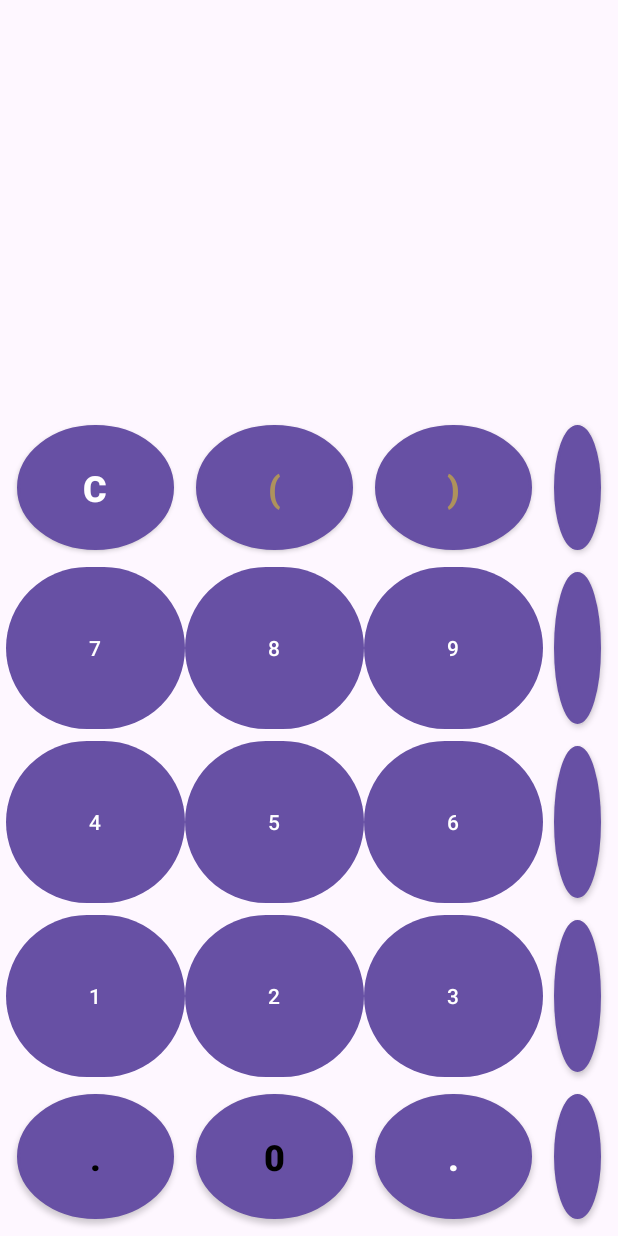
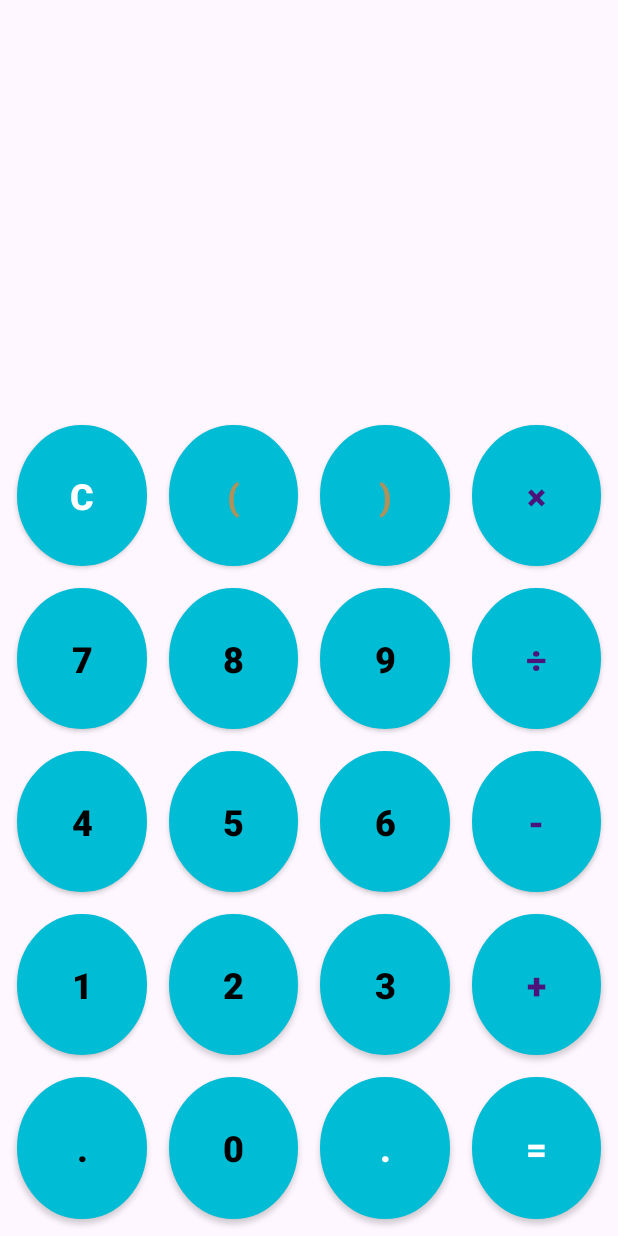
Before and after one commit to afvv2602/Segundo-Curso, an Android app: the screen it shows after launch (MainActivity), on a phone screen of 412 x 824 dp. Run offline under Robolectric (Android 15) with nearby library versions, the phone set to English and light mode, and no system bars.

Commit message:
Solucionados los fallos de compilacion

```diff
--- a/Android-Programing1/Calculadora/app/src/main/AndroidManifest.xml
+++ b/Android-Programing1/Calculadora/app/src/main/AndroidManifest.xml
@@ -10,7 +10,7 @@
         android:label="@string/app_name"
         android:roundIcon="@mipmap/ic_launcher_round"
         android:supportsRtl="true"
-        android:theme="@style/Base.Theme.Calculadora"
+        android:theme="@style/Light"
         tools:targetApi="31">
         <activity
             android:name=".MainActivity"
--- a/Android-Programing1/Calculadora/app/src/main/res/layout/activity_main.xml
+++ b/Android-Programing1/Calculadora/app/src/main/res/layout/activity_main.xml
@@ -59,7 +59,7 @@
 
         <Button
             android:id="@+id/btn7"
-            android:style="@style/Button_numbers"
+            style="@style/Button_numbers"
             app:layout_columnWeight="1"
             app:layout_rowWeight="1"
             android:text="7"
@@ -67,7 +67,7 @@
 
         <Button
             android:id="@+id/btn8"
-            android:style="@style/Button_numbers"
+            style="@style/Button_numbers"
             app:layout_columnWeight="1"
             app:layout_rowWeight="1"
             android:text="8"
@@ -75,7 +75,7 @@
 
         <Button
             android:id="@+id/btn9"
-            android:style="@style/Button_numbers"
+            style="@style/Button_numbers"
             app:layout_columnWeight="1"
             app:layout_rowWeight="1"
             android:text="9"
@@ -91,7 +91,7 @@
 
         <Button
             android:id="@+id/btn4"
-            android:style="@style/Button_numbers"
+            style="@style/Button_numbers"
             app:layout_columnWeight="1"
             app:layout_rowWeight="1"
             android:text="4"
@@ -99,7 +99,7 @@
 
         <Button
             android:id="@+id/btn5"
-            android:style="@style/Button_numbers"
+            style="@style/Button_numbers"
             app:layout_columnWeight="1"
             app:layout_rowWeight="1"
             android:text="5"
@@ -107,7 +107,7 @@
 
         <Button
             android:id="@+id/btn6"
-            android:style="@style/Button_numbers"
+            style="@style/Button_numbers"
             app:layout_columnWeight="1"
             app:layout_rowWeight="1"
             android:text="6"
@@ -123,7 +123,7 @@
 
         <Button
             android:id="@+id/btn1"
-            android:style="@style/Button_numbers"
+            style="@style/Button_numbers"
             app:layout_columnWeight="1"
             app:layout_rowWeight="1"
             android:text="1"
@@ -131,7 +131,7 @@
 
         <Button
             android:id="@+id/btn2"
-            android:style="@style/Button_numbers"
+            style="@style/Button_numbers"
             app:layout_columnWeight="1"
             app:layout_rowWeight="1"
             android:text="2"
@@ -139,7 +139,7 @@
 
         <Button
             android:id="@+id/btn3"
-            android:style="@style/Button_numbers"
+            style="@style/Button_numbers"
             app:layout_columnWeight="1"
             app:layout_rowWeight="1"
             android:text="3"
--- a/Android-Programing1/Calculadora/app/src/main/res/values/themes.xml
+++ b/Android-Programing1/Calculadora/app/src/main/res/values/themes.xml
@@ -1,7 +1,13 @@
 <resources xmlns:tools="http://schemas.android.com/tools">
     <!-- Base application theme. -->
-    <!-- Base application theme. -->
-    <style name="Base.Theme.Calculadora" parent="Theme.Material3.DayNight.NoActionBar">
+    <style name="Light" parent="Theme.Material3.DayNight.NoActionBar">
+        <item name="colorPrimary">@color/primary</item>
+        <item name="colorPrimaryVariant">@color/primary_dark</item>
+        <item name="colorOnPrimary">@color/icons</item>
+        <item name="colorSecondary">@color/accent</item>
+        <item name="colorSecondaryVariant">@color/accent</item>
+        <item name="colorOnSecondary">@color/icons</item>
+        <item name="android:statusBarColor" tools:tagetApi="1">@color/primary</item>
     </style>
 
     <style name="Button_delete" parent="Widget.AppCompat.Button">
```
Also changed, not shown: Android-Programing1/Calculadora/app/src/main/res/drawable/boton_relieve.xml (deleted, +0 -10 lines).
